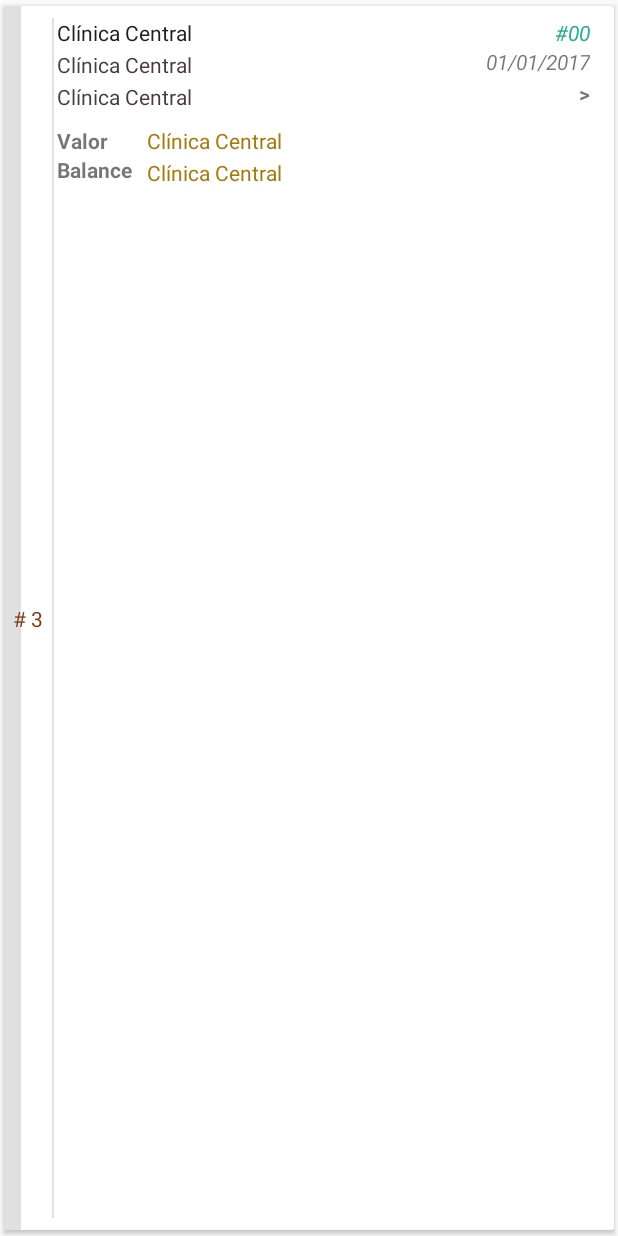
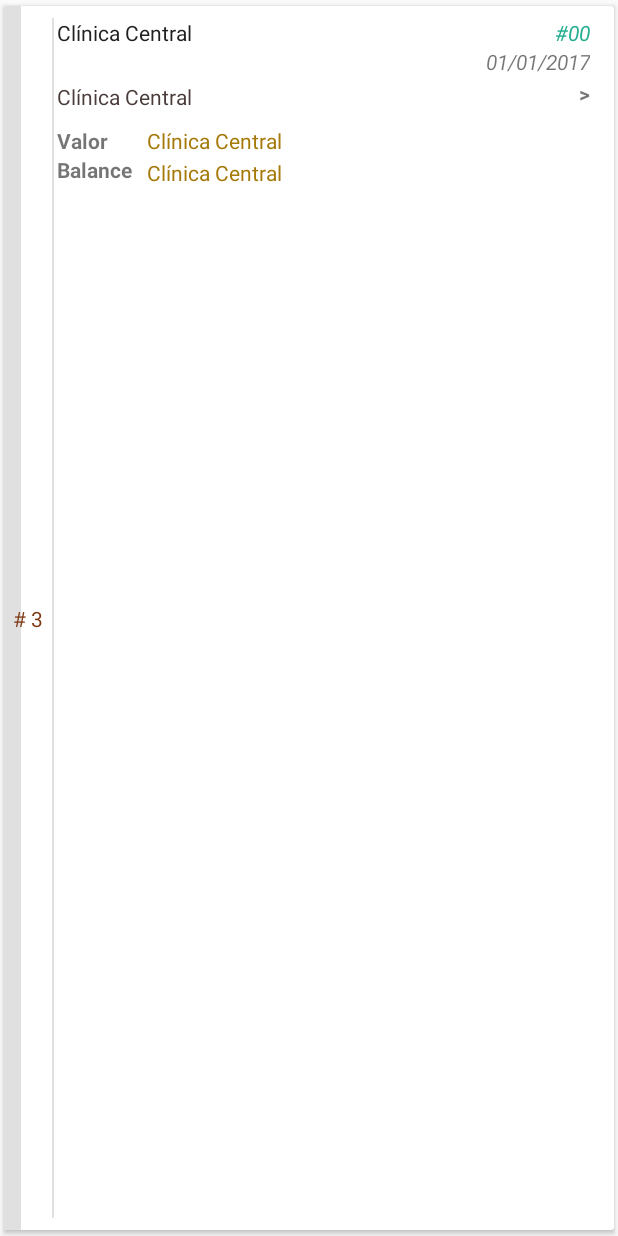
Before and after one commit to aneudyHub/lsp_android, an Android app: the layout item_lista_prestamo.xml on its own in the app's theme, with its tools: preview values and no code run, on a phone screen of 412 x 824 dp. Run offline under Robolectric (Android 15) with nearby library versions, the phone set to English and light mode, and no system bars; network calls fail.

Commit message:
Update item_lista_prestamo.xml

```diff
--- a/app/src/main/res/layout/item_lista_prestamo.xml
+++ b/app/src/main/res/layout/item_lista_prestamo.xml
@@ -70,7 +70,7 @@
             app:layout_constraintLeft_toLeftOf="@+id/vertical_separator"
             app:layout_constraintStart_toStartOf="@+id/vertical_separator"
             app:layout_constraintTop_toBottomOf="@+id/nombre_cliente"
-            tools:text="Clínica Central" />
+             />
 
         <TextView
             android:id="@+id/celular"
```
